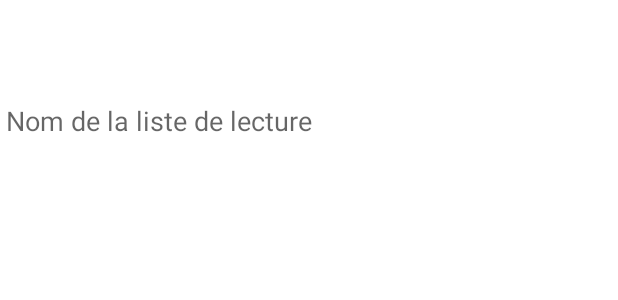
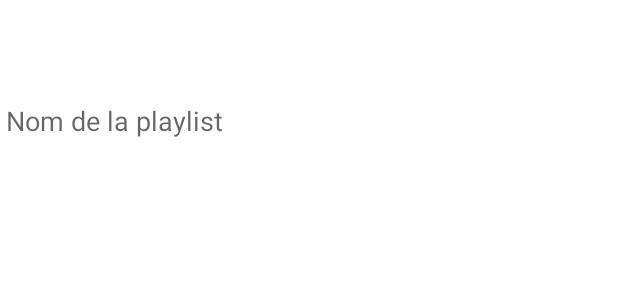
Before and after one commit to ar1tec/Musique, an Android app: the layout create_playlist_dialog.xml on its own in the app's theme, with its tools: preview values and no code run, on a phone screen of 412 x 824 dp. Shown: the part 497-797 px from the top of the screen. Run offline under Robolectric (Android 15) with nearby library versions, the light colour scheme and no system bars.

Commit message:
auto show keyboard on create playlist

```diff
--- a/app/src/main/res/values/strings.xml
+++ b/app/src/main/res/values/strings.xml
@@ -41,7 +41,7 @@
     <string name="playlists">Playlists</string>
     <string name="choose_playlist">Choisir une playlist</string>
     <string name="new_playlist">Nouvelle playlist</string>
-    <string name="playlist_name">Nom de la liste de lecture</string>
+    <string name="playlist_name">Nom de la playlist</string>
     <string name="create_playlist">Créer une playlist</string>
     <string name="action_add_to_playlist">Ajouter à une playlist</string>
 
```
Also changed, not shown: app/src/main/java/org/oucho/musicplayer/dialog/CreatePlaylistDialog.java (+10 -0 lines).
